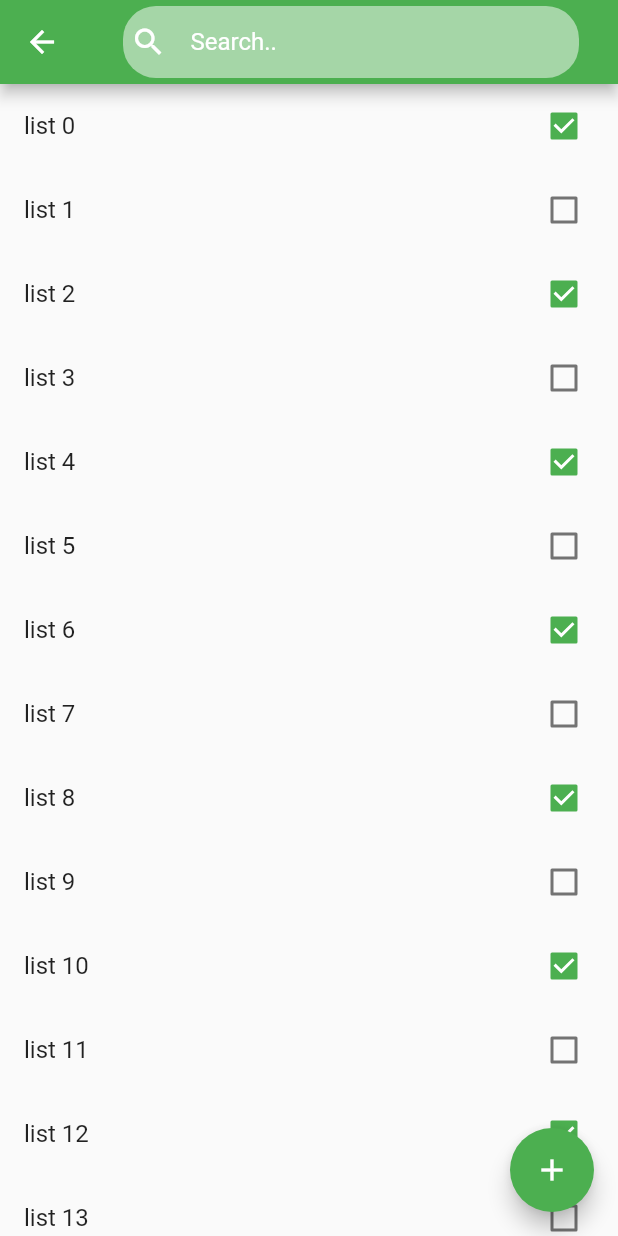
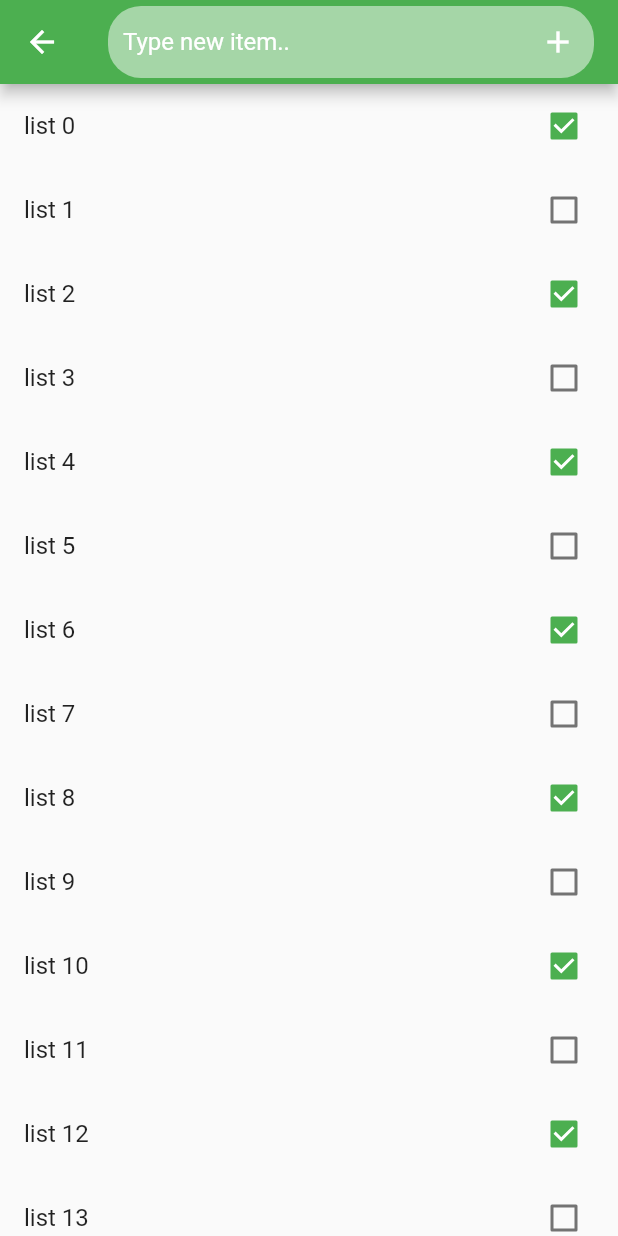
Before and after one commit to CharlieGitDB/OpenNote, a Flutter app: the screen it shows after launch, after a tap on an icon or button, on a phone screen of 412 x 824 dp. Run offline on Flutter 3.47's test engine with Material 2 defaults, Android fonts, the phone set to English and light mode, and no system bars; missing offline and left inert: quill_delta, unicorndial, zefyr.

Commit message:
remove fab, make listpage static input

```diff
--- a/lib/pages/editor_page.dart
+++ b/lib/pages/editor_page.dart
@@ -35,10 +35,11 @@ class EditorPageState extends State<EditorPage> {
       body: ZefyrScaffold(
         child: ZefyrTheme(
           data: new ZefyrThemeData(
-              cursorColor: Colors.green,
-              toolbarTheme: ZefyrToolbarTheme.fallback(context).copyWith(
-              color: Colors.green
-             )
+            cursorColor: Colors.green,
+            toolbarTheme: ZefyrToolbarTheme.fallback(context).copyWith(
+              color: Colors.green[300],
+              toggleColor: Colors.green
+            )
           ),
           child: ZefyrEditor(
             padding: EdgeInsets.all(16),
--- a/lib/pages/list_page.dart
+++ b/lib/pages/list_page.dart
@@ -11,13 +11,7 @@ class ListPage extends StatelessWidget {
         child: Column(
           children: getListTiles(),
         )
-      ),
-      floatingActionButton: FloatingActionButton(
-        heroTag: "newListItemBtn",
-        onPressed: () {},
-        child: Icon(Icons.add),
-        backgroundColor: Colors.green,
-      ),
+      )
     );
   }
 }
@@ -29,7 +23,7 @@ AppBar getLandingBar(context) {
       Navigator.pop(context);
     }),
     title: Container(
-      margin: EdgeInsets.symmetric(horizontal: 10.0, vertical: 7.0),
+      margin: EdgeInsets.symmetric(horizontal: 0, vertical: 7.0),
         decoration: BoxDecoration(
           color: Colors.green[200],
           borderRadius: BorderRadius.all(Radius.circular(22.0))
@@ -40,17 +34,24 @@ AppBar getLandingBar(context) {
             Expanded(
               flex: 1,
               child: Container(
-                padding: EdgeInsets.symmetric(horizontal: 5.0),
+                padding: EdgeInsets.symmetric(horizontal: 10.0),
                 child: TextFormField(
                   decoration: InputDecoration(
                     border: InputBorder.none,
-                    hintText: "Search..",
+                    hintText: "Type new item..",
                     hintStyle: TextStyle(color: Colors.white),
-                    icon: Icon(Icons.search, color: Colors.white)
                   ),
+                  style: TextStyle(color: Colors.white),
                 ),
               )
             ),
+            Expanded(
+              flex: 0,
+              child: IconButton(
+                onPressed: () {},
+                icon: Icon(Icons.add)
+              )
+            )
           ],
         )
     )
--- a/lib/ui/search_bar.dart
+++ b/lib/ui/search_bar.dart
@@ -58,6 +58,7 @@ AppBar getSearchBar() {
                     hintStyle: TextStyle(color: Colors.white),
                     icon: Icon(Icons.search, color: Colors.white)
                   ),
+                  style: TextStyle(color: Colors.white),
                 ),
               )
             ),
```
